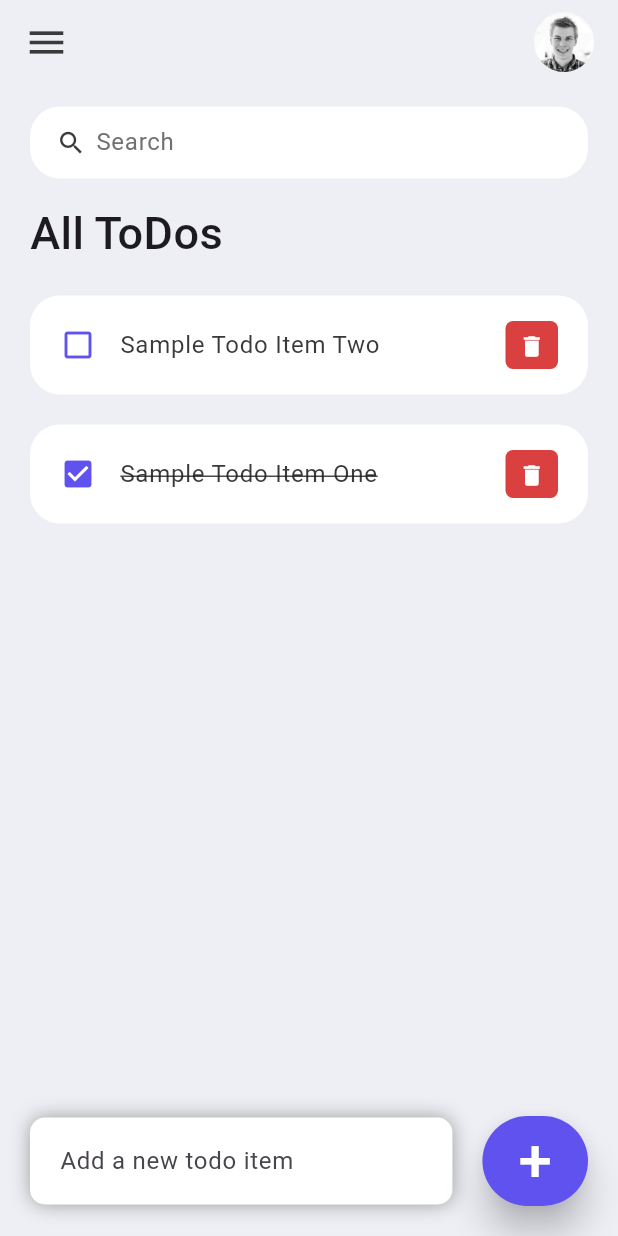
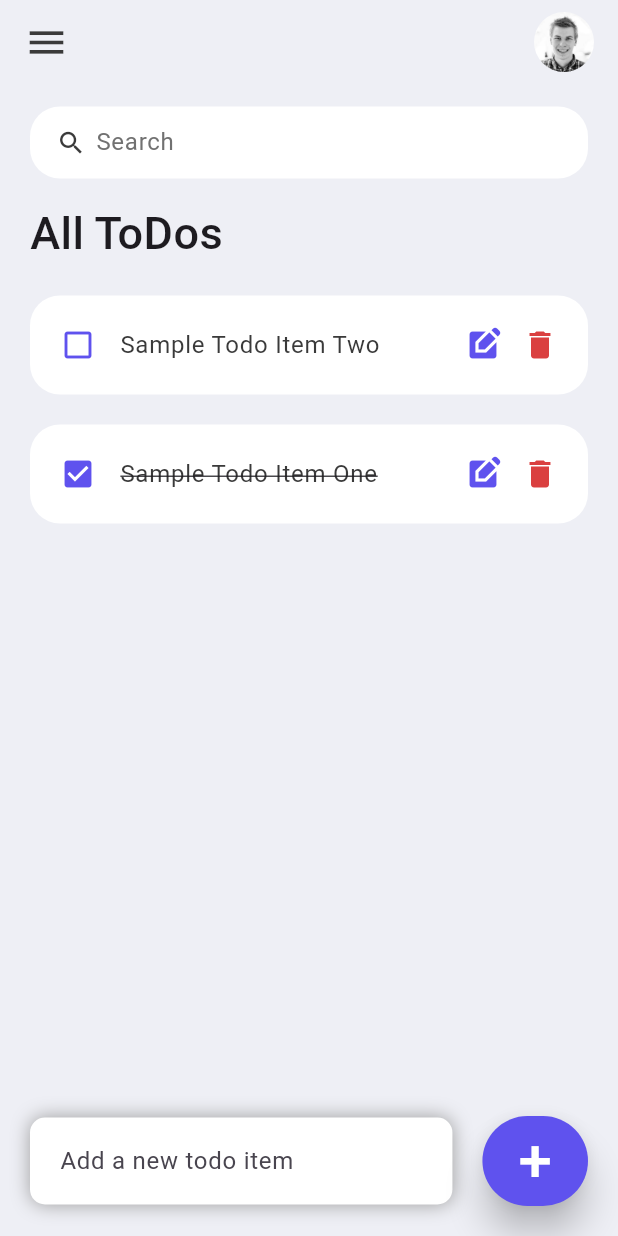
Before and after one commit to Jerald-Joyson/PRODIGY_AD_02, a Flutter app: the screen it shows after launch, on a phone screen of 412 x 824 dp. Run offline on Flutter 3.47's test engine with Material 3 defaults, Android fonts, the phone set to English and light mode, and no system bars.

Commit message:
edit option is set

```diff
--- a/lib/widgets/todo_items.dart
+++ b/lib/widgets/todo_items.dart
@@ -6,12 +6,13 @@ class ToDoItem extends StatelessWidget {
   final ToDo todo;
   final onToDoChanged;
   final onDeleteItem;
+  final onEditItem;
 
   const ToDoItem({
     super.key,
     required this.todo,
     required this.onToDoChanged,
-    required this.onDeleteItem,
+    required this.onDeleteItem, this.onEditItem,
   });
 
   @override
@@ -40,24 +41,14 @@ class ToDoItem extends StatelessWidget {
             decoration: todo.isDone ? TextDecoration.lineThrough : null,
           ),
         ),
-        trailing: Container(
-          padding: const EdgeInsets.all(0),
-          margin: const EdgeInsets.symmetric(vertical: 12),
-          height: 35,
-          width: 35,
-          decoration: BoxDecoration(
-            color: tdRed,
-            borderRadius: BorderRadius.circular(5),
-          ),
-          child: IconButton(
-            color: Colors.white,
-            onPressed: () {
-              // print('Clicked on ToDo Delete Item');
-              onDeleteItem(todo.id);
-            },
-            iconSize: 18,
-            icon: const Icon(Icons.delete),
-          ),
+        trailing: Row(
+          mainAxisSize: MainAxisSize.min,
+          mainAxisAlignment: MainAxisAlignment.start,
+          children: [
+            GestureDetector(onTap: () => onEditItem(todo.id),child: const Icon(Icons.edit_square,color: tdBlue,size: 24,)),
+            const SizedBox(width: 14),
+            GestureDetector(onTap: () => onDeleteItem(todo.id), child: const Icon(Icons.delete,color: tdRed,size: 24,)),
+          ],
         ),
       ),
     );
```
Also changed, not shown: lib/screens/home_screen.dart (+10 -2 lines).
